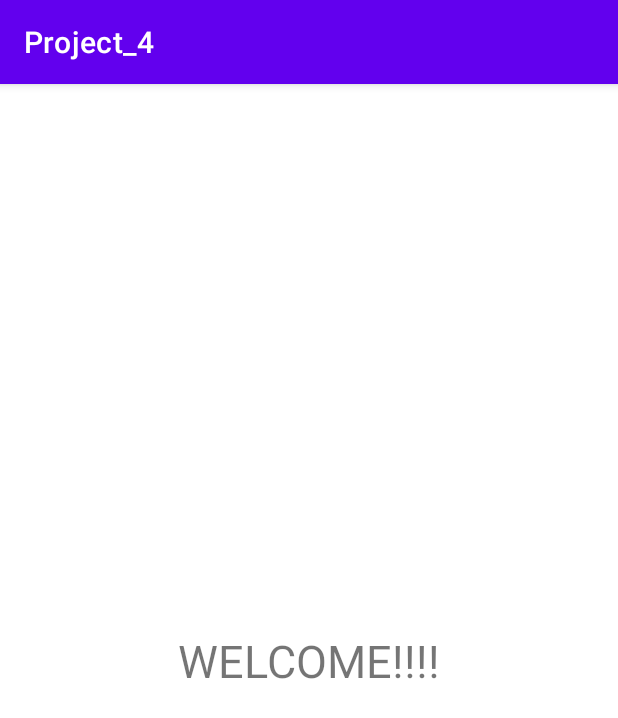
After one commit to crazay416/CECS_453_Project_4, an Android app: the StudentLogin_Activity screen opened directly, with no data from a screen before it, on a phone screen of 412 x 824 dp. The commit adds this screen. Shown: the top 718 px of the screen. Run offline under Robolectric (Android 15) with nearby library versions, the phone set to English and light mode, and no system bars.

```diff
--- a/app/src/main/AndroidManifest.xml
+++ b/app/src/main/AndroidManifest.xml
@@ -9,7 +9,8 @@
         android:roundIcon="@mipmap/ic_launcher_round"
         android:supportsRtl="true"
         android:theme="@style/Theme.Project_4">
-        <activity android:name=".MainActivity"></activity>
+        <activity android:name=".StudentLogin_Activity"></activity>
+        <activity android:name=".MainActivity" />
         <activity android:name=".SignUp_Activity" />
         <activity android:name=".Splash_Activity">
             <intent-filter>
--- /dev/null
+++ b/app/src/main/java/com/example/project_4/StudentLogin_Activity.java
@@ -0,0 +1,14 @@
+package com.example.project_4;
+
+import androidx.appcompat.app.AppCompatActivity;
+
+import android.os.Bundle;
+
+public class StudentLogin_Activity extends AppCompatActivity {
+
+    @Override
+    protected void onCreate(Bundle savedInstanceState) {
+        super.onCreate(savedInstanceState);
+        setContentView(R.layout.activity_student_login);
+    }
+}
--- /dev/null
+++ b/app/src/main/res/layout/activity_student_login.xml
@@ -0,0 +1,19 @@
+<?xml version="1.0" encoding="utf-8"?>
+<androidx.constraintlayout.widget.ConstraintLayout xmlns:android="http://schemas.android.com/apk/res/android"
+    xmlns:app="http://schemas.android.com/apk/res-auto"
+    xmlns:tools="http://schemas.android.com/tools"
+    android:layout_width="match_parent"
+    android:layout_height="match_parent"
+    tools:context=".StudentLogin_Activity">
+
+    <TextView
+        android:id="@+id/textView2"
+        android:layout_width="wrap_content"
+        android:layout_height="wrap_content"
+        android:text="WELCOME!!!!"
+        app:layout_constraintBottom_toBottomOf="parent"
+        app:layout_constraintEnd_toEndOf="parent"
+        app:layout_constraintStart_toStartOf="parent"
+        app:layout_constraintTop_toTopOf="parent"
+        android:textSize="30sp"/>
+</androidx.constraintlayout.widget.ConstraintLayout>
```
Also changed, not shown: app/src/main/java/com/example/project_4/MainActivity.java (+67 -0 lines).
